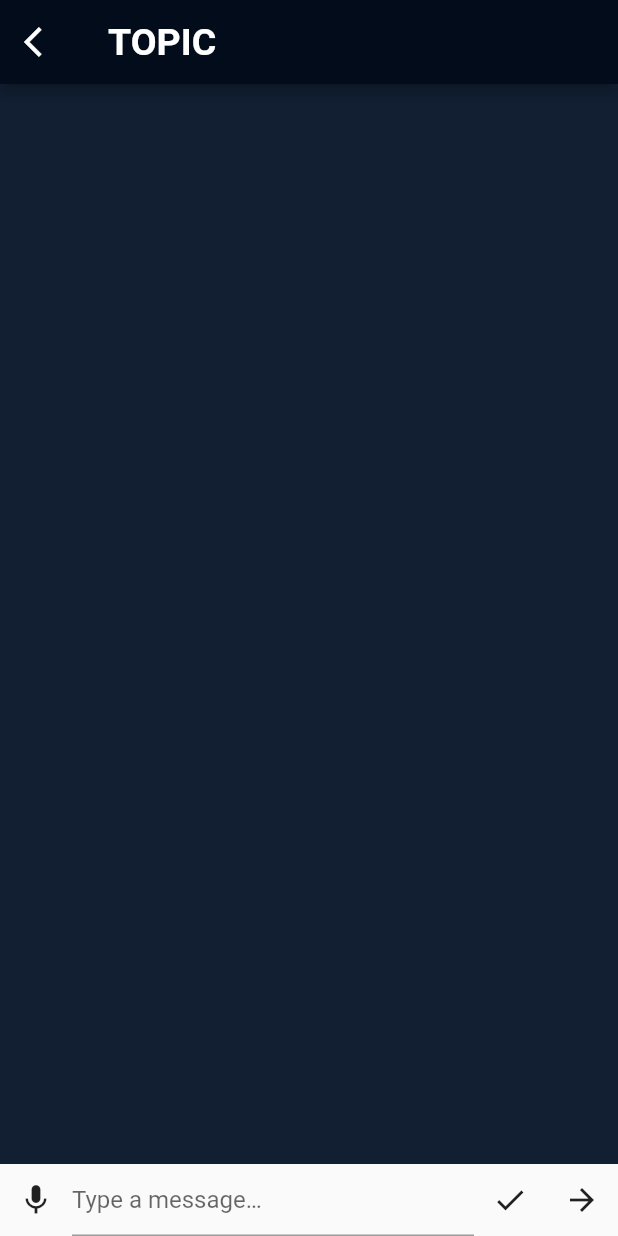
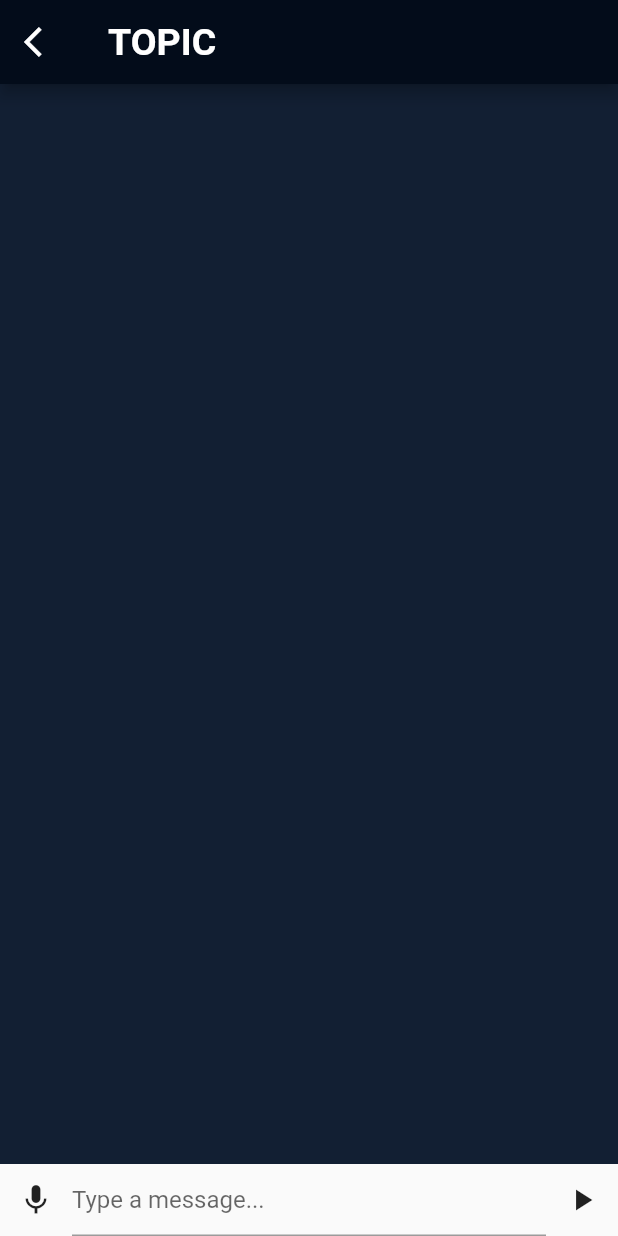
Before and after one commit to 2023-sungshin-sw/good-at-swimming-front, a Flutter app: the screen it shows after launch, on a phone screen of 412 x 824 dp. Run offline on Flutter 3.47's test engine with Material 2 defaults, Android fonts, the phone set to English and light mode, and no system bars; our stand-ins replace carousel_slider, flip_card, flutter_dotenv, speech_to_text.

Commit message:
Save local changes before merge

```diff
--- a/lib/tab/category/speaking/chat_page.dart
+++ b/lib/tab/category/speaking/chat_page.dart
@@ -1,8 +1,8 @@
 import 'package:flutter/material.dart';
 import 'package:http/http.dart' as http;
 import 'dart:convert';
-import 'package:good_swimming/tab/category/speaking/speaking_page.dart'; // 추가된 부분
-import 'package:speech_to_text/speech_to_text.dart' as stt; // 추가된 부분
+import 'package:good_swimming/tab/category/speaking/speaking_page.dart';
+import 'package:speech_to_text/speech_to_text.dart' as stt;
 
 void main() {
   runApp(MyApp());
@@ -27,9 +27,10 @@ class ChatPage extends StatefulWidget {
 class _ChatPageState extends State<ChatPage> {
   TextEditingController _messageController = TextEditingController();
   ScrollController _scrollController = ScrollController();
-  stt.SpeechToText _speech = stt.SpeechToText(); // 음성 인식 객체 추가
+  stt.SpeechToText _speech = stt.SpeechToText();
 
   List<String> _messages = [];
+  bool _isChatStarted = false;
 
   Future<void> _sendMessage(String message) async {
     setState(() {
@@ -38,17 +39,15 @@ class _ChatPageState extends State<ChatPage> {
     });
 
     try {
-      // Chat GPT API 호출 및 응답 처리
       final response = await http.post(
         Uri.parse('https://api.openai.com/v1/engines/davinci/completions'),
         headers: {
-          'Authorization':
-              'http://www.good-at-swimming-back.store/chat/reply/', // API 키 입력, 여기에 실제 Chat GPT API 키를 입력해야 함
+          'Authorization': 'http://www.good-at-swimming-back.store/chat/reply/',
           'Content-Type': 'application/json',
         },
         body: jsonEncode({
           'prompt': message,
-          'max_tokens': 50, // 챗봇 응답 토큰 수 조정
+          'max_tokens': 50,
         }),
       );
 
@@ -68,7 +67,6 @@ class _ChatPageState extends State<ChatPage> {
     _scrollController.jumpTo(_scrollController.position.maxScrollExtent);
   }
 
-  // 마이크 버튼 클릭 시 처리
   void _startListening() async {
     bool available = await _speech.initialize();
     if (available) {
@@ -84,9 +82,15 @@ class _ChatPageState extends State<ChatPage> {
     }
   }
 
-  // 마이크 버튼 클릭 시 중지 처리
   void _stopListening() {
     _speech.stop();
+  }
+
+  void _startChat() {
+    setState(() {
+      _isChatStarted = true;
+    });
+    _sendMessage('start chat');
   }
 
   @override
@@ -104,7 +108,7 @@ class _ChatPageState extends State<ChatPage> {
           },
         ),
         title: const Text(
-          'TOPIC', // 메뉴에서 어떤 토픽을 선택하냐에 따라서 달라짐
+          'TOPIC',
           style: TextStyle(fontSize: 25, fontWeight: FontWeight.bold),
         ),
       ),
@@ -112,7 +116,7 @@ class _ChatPageState extends State<ChatPage> {
         children: [
           Expanded(
             child: Container(
-              color: Color(0xFF121F33), // 배경색 설정
+              color: Color(0xFF121F33),
               child: ListView.builder(
                 controller: _scrollController,
                 itemCount: _messages.length,
@@ -128,8 +132,8 @@ class _ChatPageState extends State<ChatPage> {
                         margin: EdgeInsets.symmetric(vertical: 4),
                         decoration: BoxDecoration(
                           color: _messages[index].startsWith('You: ')
-                              ? Color(0xFF5C65BB) // 내가 보내는 채팅 배경색
-                              : const Color(0xFF121F33), // 챗봇의 채팅 배경색
+                              ? Color(0xFF5C65BB)
+                              : const Color(0xFF121F33),
                           borderRadius: BorderRadius.circular(12),
                         ),
                         child: Text(
@@ -152,29 +156,40 @@ class _ChatPageState extends State<ChatPage> {
               IconButton(
                 icon: Icon(Icons.mic),
                 onPressed: () {
-                  // 마이크 버튼 클릭 시 처리
+                  _startListening();
                 },
               ),
               Expanded(
                 child: TextFormField(
                   controller: _messageController,
                   decoration: InputDecoration(
-                    hintText: 'Type a message…',
+                    hintText: 'Type a message...',
                   ),
                   onFieldSubmitted: _sendMessage,
                 ),
               ),
+              if (_isChatStarted)
                 IconButton(
                   icon: Icon(Icons.check),
                   onPressed: () {
+                    if (_messageController.text.isNotEmpty) {
                       _sendMessage(_messageController.text);
+                    }
                   },
                 ),
+              if (_isChatStarted)
                 IconButton(
                   icon: Icon(Icons.arrow_forward),
                   onPressed: () {
-                  // 화살표 버튼 클릭 시 처리
+                    if (_messageController.text.isNotEmpty) {
+                      _sendMessage(_messageController.text);
+                    }
                   },
+                ),
+              if (!_isChatStarted)
+                IconButton(
+                  icon: Icon(Icons.play_arrow),
+                  onPressed: _startChat,
                 ),
             ],
           ),
```
Lines whose indentation alone changed are shown as unchanged.
